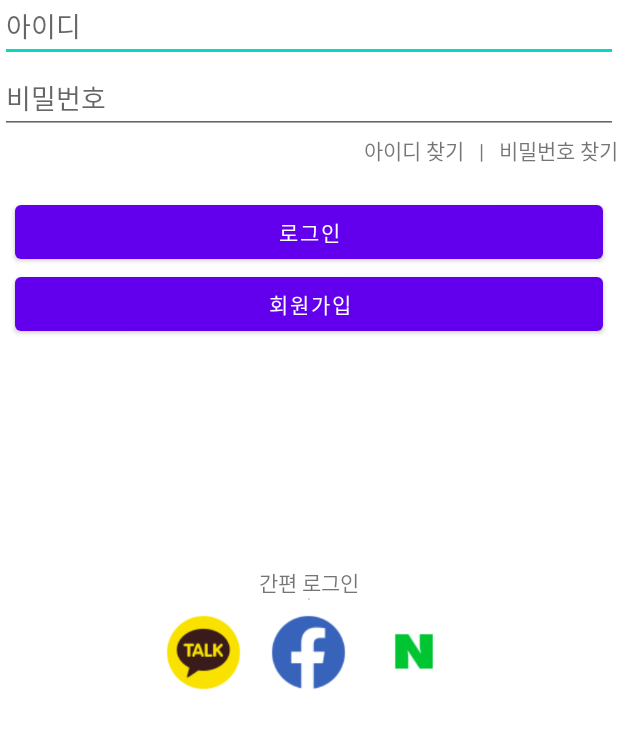
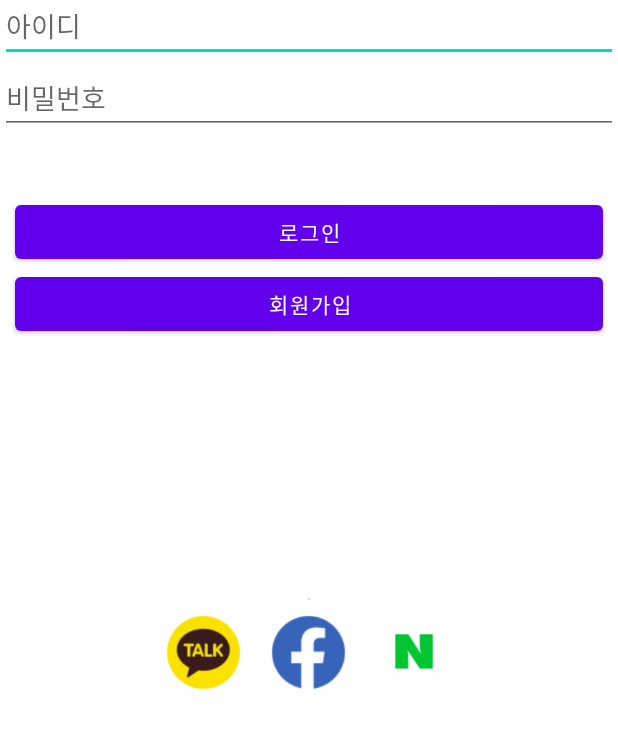
Before and after one commit to IamYeong/SuperRace, an Android app: the screen it shows after launch (LoginActivity), on a phone screen of 412 x 824 dp, the part 320-1069 px from its top. Run offline under Robolectric (Android 15) with nearby library versions, the phone set to English and light mode, and no system bars.

Commit message:
Design custom

```diff
--- a/app/src/main/res/layout/activity_login.xml
+++ b/app/src/main/res/layout/activity_login.xml
@@ -8,8 +8,21 @@
     android:layout_height="match_parent"
     tools:context=".LoginActivity"
 
+
     android:layout_gravity="center_vertical"
     >
+
+    <ImageView
+        android:layout_width="200dp"
+        android:layout_height="wrap_content"
+        android:src="@drawable/logo_vertical"
+
+        app:layout_constraintTop_toTopOf="parent"
+        app:layout_constraintLeft_toLeftOf="parent"
+        app:layout_constraintRight_toRightOf="parent"
+
+        android:layout_margin="20dp"
+        />
 
     <LinearLayout
         android:id="@+id/linear_login"
@@ -42,7 +55,7 @@
             android:layout_width="match_parent"
             android:layout_height="wrap_content"
             android:orientation="horizontal"
-            android:gravity="right"
+            android:gravity="center_horizontal"
 
             android:layout_marginBottom="20dp"
             >
@@ -52,12 +65,15 @@
                 android:layout_width="wrap_content"
                 android:layout_height="wrap_content"
                 android:text="@string/find_id"
+
+                android:textColor="@color/white"
                 />
 
             <TextView
                 android:layout_width="wrap_content"
                 android:layout_height="wrap_content"
                 android:text="@string/vertical_bar"
+                android:textColor="@color/white"
 
                 android:layout_marginLeft="10dp"
                 android:layout_marginRight="10dp"
@@ -69,6 +85,7 @@
                 android:layout_width="wrap_content"
                 android:layout_height="wrap_content"
                 android:text="@string/find_pw"
+                android:textColor="@color/white"
                 />
 
         </LinearLayout>
@@ -115,6 +132,7 @@
             android:layout_width="wrap_content"
             android:layout_height="wrap_content"
             android:text="@string/simple_sign_in"
+            android:textColor="@color/white"
 
             />
 
--- a/app/src/main/res/values/colors.xml
+++ b/app/src/main/res/values/colors.xml
@@ -7,4 +7,6 @@
     <color name="teal_700">#FF018786</color>
     <color name="black">#FF000000</color>
     <color name="white">#FFFFFFFF</color>
+    <color name="dark_navy_theme">#00113c</color>
+    <color name="light_navy_theme">#006dcd</color>
 </resources>
```
Also changed, not shown: app/src/main/res/drawable/bg_dark_navy.xml (added, +8 -0 lines), app/src/main/res/drawable/custom_btn_light_navy.xml (added, +8 -0 lines), app/src/main/res/drawable/custom_btn_light_navy_line.xml (added, +11 -0 lines), app/src/main/res/drawable/arrow01.png (added), app/src/main/res/drawable/back.png (added), app/src/main/res/drawable/pw_icon.png (added).
